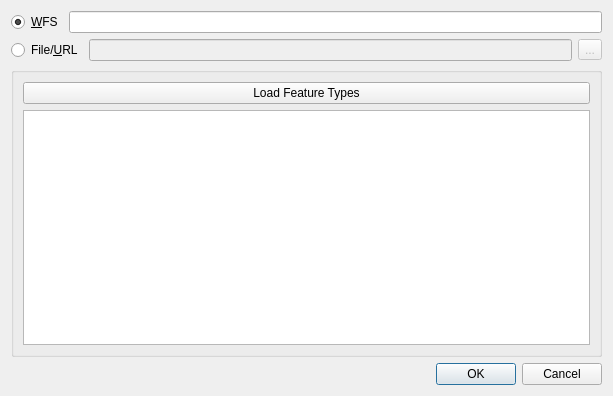
Qt form KuntagmlLoader/gui/kunta_gml_loader_dialog.ui (Treels/KuntaGML-QGIS-plugin) before a commit.
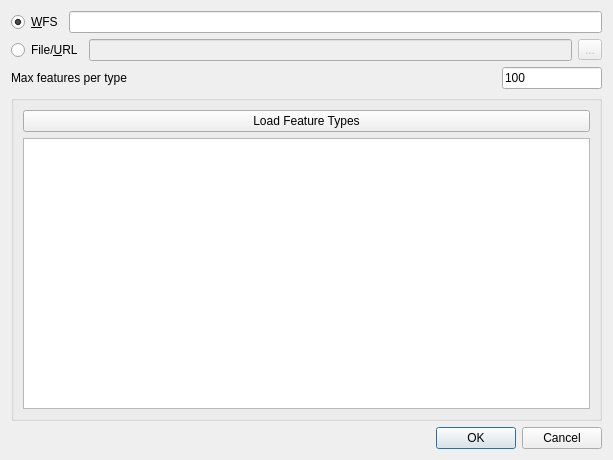
The same form after that commit. Custom widgets are drawn as their Qt base class.

Commit message: Add max features to GetFeature request

The edit to the form file:
```diff
--- a/KuntagmlLoader/gui/kunta_gml_loader_dialog.ui
+++ b/KuntagmlLoader/gui/kunta_gml_loader_dialog.ui
@@ -7,7 +7,7 @@
     <x>0</x>
     <y>0</y>
     <width>613</width>
-    <height>396</height>
+    <height>460</height>
    </rect>
   </property>
   <property name="windowTitle">
@@ -59,6 +59,43 @@
      </item>
     </layout>
    </item>
+   <item>
+    <layout class="QHBoxLayout" name="horizontalLayout_3">
+     <item>
+      <widget class="QLabel" name="label">
+       <property name="text">
+        <string>Max features per type</string>
+       </property>
+      </widget>
+     </item>
+     <item>
+      <spacer name="horizontalSpacer">
+       <property name="orientation">
+        <enum>Qt::Horizontal</enum>
+       </property>
+       <property name="sizeHint" stdset="0">
+        <size>
+         <width>40</width>
+         <height>20</height>
+        </size>
+       </property>
+      </spacer>
+     </item>
+     <item>
+      <widget class="QLineEdit" name="maxFeaturesLineEdit">
+       <property name="maximumSize">
+        <size>
+         <width>100</width>
+         <height>16777215</height>
+        </size>
+       </property>
+       <property name="text">
+        <string>100</string>
+       </property>
+      </widget>
+     </item>
+    </layout>
+   </item>
    <item>
     <widget class="QgsCollapsibleGroupBox" name="mGroupBox">
      <layout class="QVBoxLayout" name="verticalLayout_2">
```
The commit also changes 3 other files.
